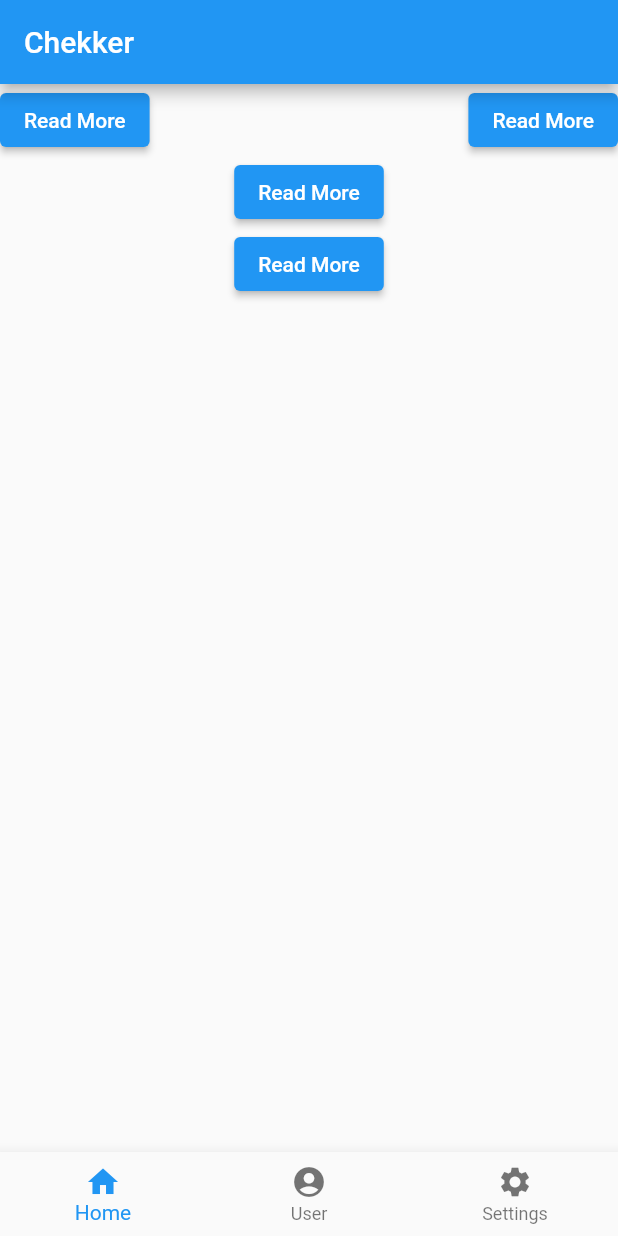
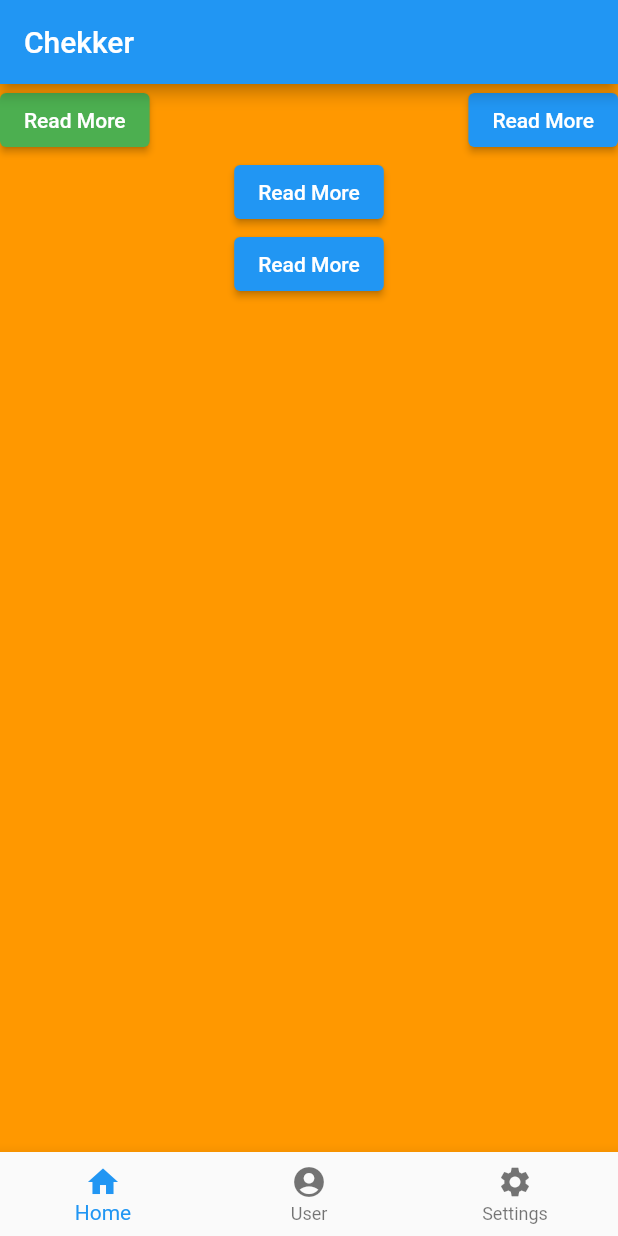
Before and after one commit to Emodot/learn_flutter, a Flutter app: the screen it shows after launch, on a phone screen of 412 x 824 dp. Run offline on Flutter 3.47's test engine with Material 2 defaults, Android fonts, the phone set to English and light mode, and no system bars.

Commit message:
developed more ui

```diff
--- a/lib/main.dart
+++ b/lib/main.dart
@@ -28,9 +28,11 @@ class _MyAppState extends State<MyApp> {
           title: Text('Chekker'),
         ),
         body: Center(
-          child: SizedBox(
+          child: currentIndex == 0
+              ? Container(
                   width: double.infinity,
                   height: double.infinity,
+                  color: Colors.orange,
                   child: Column(
                     children: [
                       Row(
@@ -38,6 +40,9 @@ class _MyAppState extends State<MyApp> {
                         crossAxisAlignment: CrossAxisAlignment.center,
                         children: [
                           ElevatedButton(
+                            style: ElevatedButton.styleFrom(
+                                foregroundColor: Colors.white,
+                                backgroundColor: Colors.green),
                             onPressed: () {
                               setState(() {
                                 btnName = 'Thanks';
@@ -79,7 +84,9 @@ class _MyAppState extends State<MyApp> {
                       ),
                     ],
                   ),
-          ),
+                )
+              : Image.asset(
+                  'images/photo-1495344517868-8ebaf0a2044a.jpeg'),
         ),
         bottomNavigationBar: BottomNavigationBar(
           // ignore: prefer_const_literals_to_create_immutables
--- a/pubspec.yaml
+++ b/pubspec.yaml
@@ -59,7 +59,8 @@ flutter:
   uses-material-design: true
 
   # To add assets to your application, add an assets section, like this:
-  # assets:
+  assets:
+    - images/
   #   - images/a_dot_burr.jpeg
   #   - images/a_dot_ham.jpeg
 
```
Also changed, not shown: images/photo-1495344517868-8ebaf0a2044a.jpeg (added), 1 other file. Lines whose indentation alone changed are shown as unchanged.
